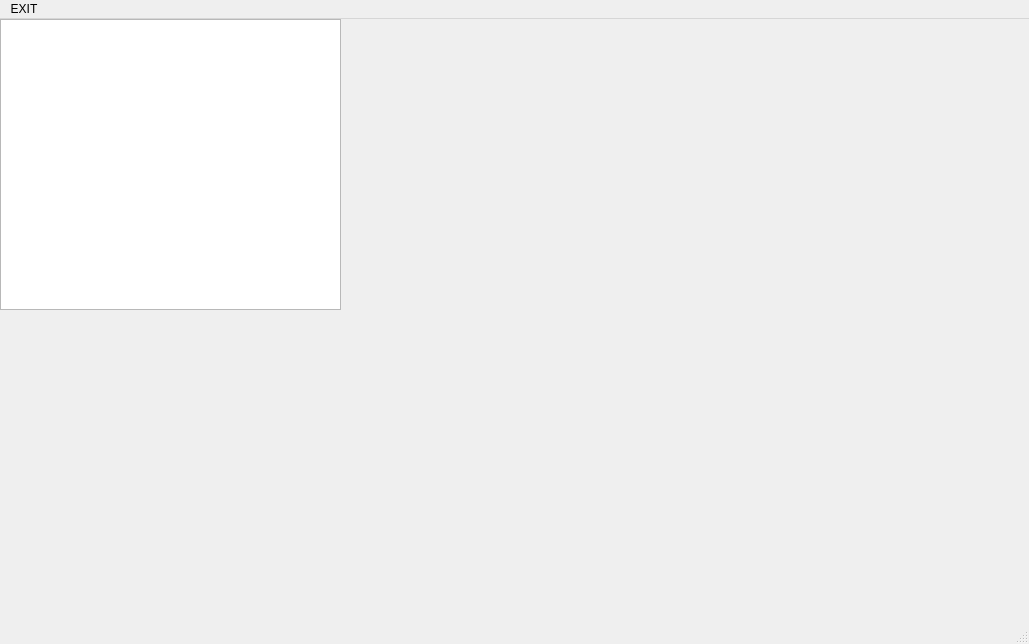
This is CaveMan/mainwindow.ui in MrMoody098/CaveMan as Qt 5 draws it before an edit. The edited form follows.
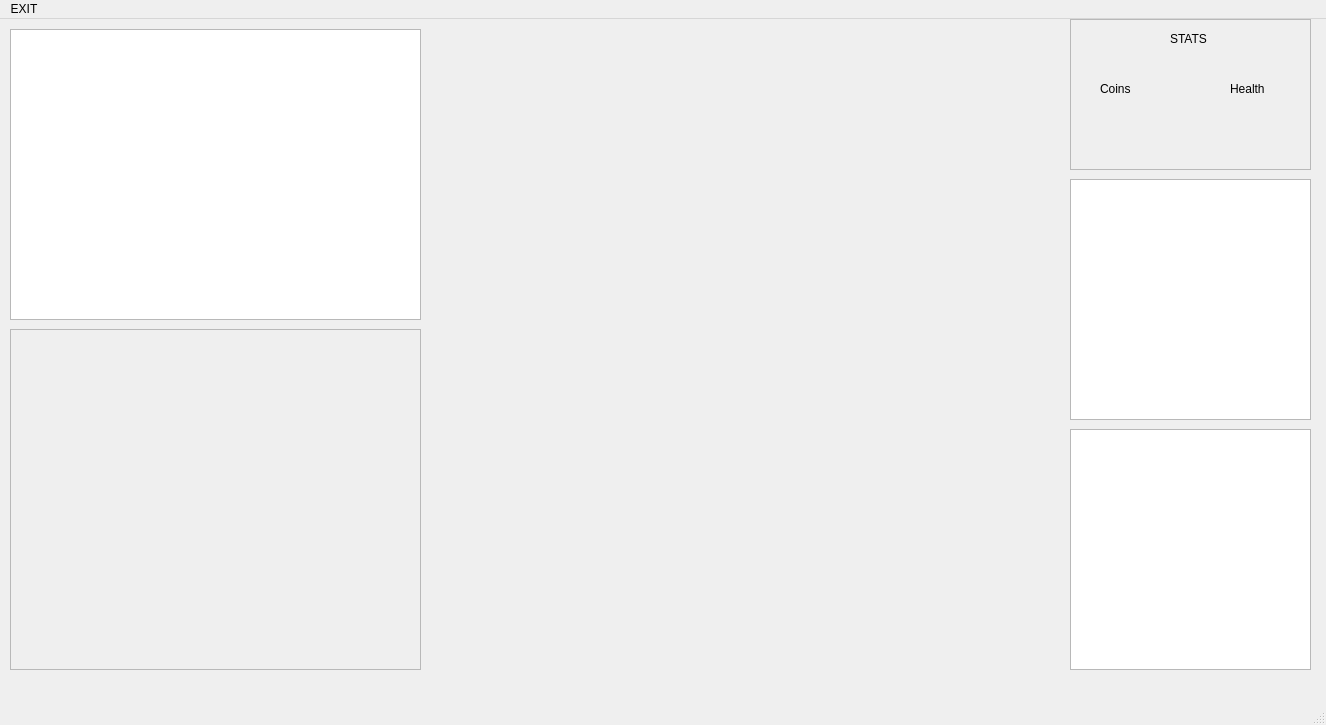
This is the edited form.

Commit message: text area+intial prompt , Created classes Character Item Player Enemy added stats display and item list to ui

```diff
--- a/CaveMan/mainwindow.ui
+++ b/CaveMan/mainwindow.ui
@@ -6,8 +6,8 @@
    <rect>
     <x>0</x>
     <y>0</y>
-    <width>1029</width>
-    <height>644</height>
+    <width>1326</width>
+    <height>725</height>
    </rect>
   </property>
   <property name="windowTitle">
@@ -17,12 +17,130 @@
    <widget class="QTextEdit" name="OutputBox">
     <property name="geometry">
      <rect>
-      <x>0</x>
-      <y>0</y>
-      <width>341</width>
+      <x>10</x>
+      <y>10</y>
+      <width>411</width>
       <height>291</height>
      </rect>
     </property>
+    <property name="cursor" stdset="0">
+     <cursorShape>UpArrowCursor</cursorShape>
+    </property>
+    <property name="mouseTracking">
+     <bool>false</bool>
+    </property>
+    <property name="inputMethodHints">
+     <set>Qt::ImhMultiLine</set>
+    </property>
+    <property name="verticalScrollBarPolicy">
+     <enum>Qt::ScrollBarAsNeeded</enum>
+    </property>
+    <property name="horizontalScrollBarPolicy">
+     <enum>Qt::ScrollBarAsNeeded</enum>
+    </property>
+    <property name="sizeAdjustPolicy">
+     <enum>QAbstractScrollArea::AdjustIgnored</enum>
+    </property>
+    <property name="textInteractionFlags">
+     <set>Qt::NoTextInteraction</set>
+    </property>
+   </widget>
+   <widget class="QFrame" name="Stats">
+    <property name="geometry">
+     <rect>
+      <x>1070</x>
+      <y>0</y>
+      <width>241</width>
+      <height>151</height>
+     </rect>
+    </property>
+    <property name="frameShape">
+     <enum>QFrame::StyledPanel</enum>
+    </property>
+    <property name="frameShadow">
+     <enum>QFrame::Raised</enum>
+    </property>
+    <widget class="QLabel" name="Coins">
+     <property name="geometry">
+      <rect>
+       <x>30</x>
+       <y>60</y>
+       <width>63</width>
+       <height>20</height>
+      </rect>
+     </property>
+     <property name="text">
+      <string>Coins</string>
+     </property>
+    </widget>
+    <widget class="QLabel" name="Health">
+     <property name="geometry">
+      <rect>
+       <x>160</x>
+       <y>60</y>
+       <width>63</width>
+       <height>20</height>
+      </rect>
+     </property>
+     <property name="text">
+      <string>Health</string>
+     </property>
+    </widget>
+    <widget class="QLabel" name="Label">
+     <property name="geometry">
+      <rect>
+       <x>100</x>
+       <y>10</y>
+       <width>63</width>
+       <height>20</height>
+      </rect>
+     </property>
+     <property name="text">
+      <string>STATS</string>
+     </property>
+    </widget>
+   </widget>
+   <widget class="QListWidget" name="PlayerList">
+    <property name="geometry">
+     <rect>
+      <x>1070</x>
+      <y>160</y>
+      <width>241</width>
+      <height>241</height>
+     </rect>
+    </property>
+    <property name="selectionMode">
+     <enum>QAbstractItemView::SingleSelection</enum>
+    </property>
+   </widget>
+   <widget class="QFrame" name="Map">
+    <property name="geometry">
+     <rect>
+      <x>10</x>
+      <y>310</y>
+      <width>411</width>
+      <height>341</height>
+     </rect>
+    </property>
+    <property name="frameShape">
+     <enum>QFrame::StyledPanel</enum>
+    </property>
+    <property name="frameShadow">
+     <enum>QFrame::Raised</enum>
+    </property>
+   </widget>
+   <widget class="QListWidget" name="RoomList">
+    <property name="geometry">
+     <rect>
+      <x>1070</x>
+      <y>410</y>
+      <width>241</width>
+      <height>241</height>
+     </rect>
+    </property>
+    <property name="selectionMode">
+     <enum>QAbstractItemView::SingleSelection</enum>
+    </property>
    </widget>
   </widget>
   <widget class="QMenuBar" name="menubar">
@@ -30,7 +148,7 @@
     <rect>
      <x>0</x>
      <y>0</y>
-     <width>1029</width>
+     <width>1326</width>
      <height>25</height>
     </rect>
    </property>
```
The commit also changes 68 other files.
